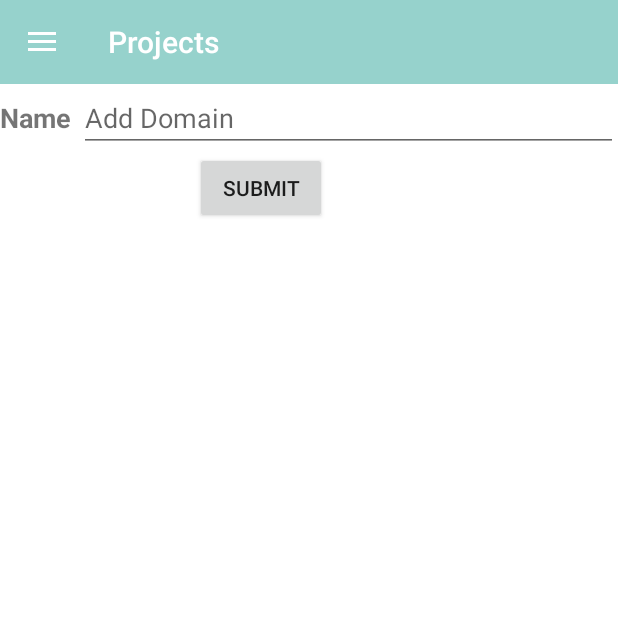
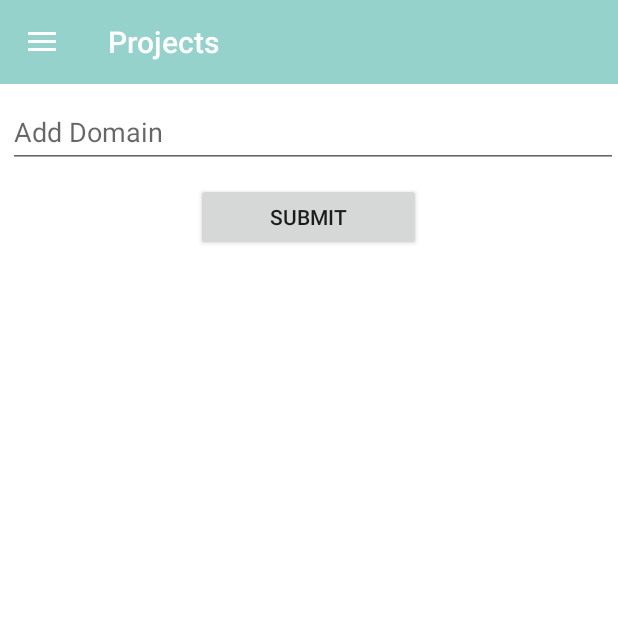
Before and after one commit to lakshay148/OfficeOffice, an Android app: the fragment AddDomainFragment placed in its activity, on a phone screen of 412 x 824 dp, the top half of it. Run offline under Robolectric (Android 15) with nearby library versions, the phone set to English and light mode, and no system bars.

Commit message:
Add textinput feature in Add domain Add privilege and Add role

```diff
--- a/app/src/main/java/com/truedev/officeoffice/Fragments/AddDomainFragment.java
+++ b/app/src/main/java/com/truedev/officeoffice/Fragments/AddDomainFragment.java
@@ -20,12 +20,6 @@ import com.truedev.officeoffice.R;
 /** Created by Ankita Sharma
  *
  /*
- * A simple {@link Fragment} subclass.
- * @author ?                                /done
- * Fragment instantiation with newInstance  /done
- * private member fields                    /done
- * member fields should start with m         /done
- * strings to be referred from strings.xml   /done
  */
 public class AddDomainFragment extends Fragment {
    private Context mContext;
--- a/app/src/main/res/layout/fragment_add_domain.xml
+++ b/app/src/main/res/layout/fragment_add_domain.xml
@@ -10,15 +10,10 @@
         android:layout_height="match_parent"
         android:background="#ffffff">
 
-        <TextView
-            android:id="@+id/domainname"
-            android:layout_width="wrap_content"
-            android:layout_height="wrap_content"
-            android:layout_marginTop="10dp"
-            android:text="@string/emp_name"
-            android:textSize="18dp"
-            android:textStyle="bold" />
-
+        <android.support.design.widget.TextInputLayout
+            android:id="@+id/input_layout_domain"
+            android:layout_width="match_parent"
+            android:layout_height="wrap_content">
         <EditText
             android:id="@+id/adddomain"
             android:layout_width="match_parent"
@@ -27,14 +22,17 @@
             android:layout_marginLeft="5dp"
             android:layout_toRightOf="@+id/domainname"
             android:hint="@string/domain_hint" />
+        </android.support.design.widget.TextInputLayout>
+
 
         <Button
             android:id="@+id/add"
-            android:layout_width="wrap_content"
-            android:layout_height="wrap_content"
-            android:layout_below="@+id/adddomain"
-            android:layout_marginLeft="130dp"
-            android:gravity="center"
+            android:layout_width="150dp"
+            android:layout_height="45dp"
+            android:layout_below="@+id/input_layout_domain"
+            android:layout_marginTop="10dp"
+            android:layout_centerHorizontal="true"
+            android:layout_gravity="center_horizontal"
             android:text="@string/submit" />
     </RelativeLayout>
 
```
Also changed, not shown: app/src/main/java/com/truedev/officeoffice/DBFunctions.java (+8 -48 lines), app/src/main/java/com/truedev/officeoffice/Fragments/AddPrivilegeFragment.java (+1 -7 lines), app/src/main/java/com/truedev/officeoffice/Fragments/AddRoleFragment.java (+0 -7 lines), app/src/main/java/com/truedev/officeoffice/Model/UserData.java (+13 -10 lines), app/src/main/res/layout/fragment_add_privilege.xml (+7 -2 lines), app/src/main/res/layout/fragment_add_role.xml (+9 -11 lines).
